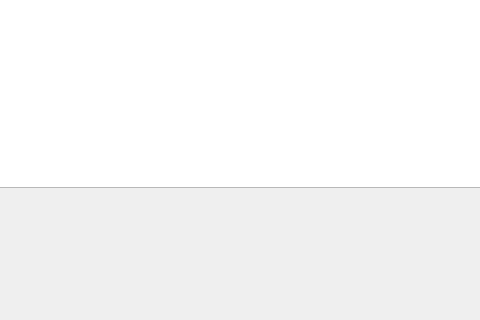
Qt form showstudents.ui (Youssef-Abo-El-Ela/LearningManagementSystem) before a commit; both pictures show x 160 to 640 and y 293 to 613 of the 902 by 613 pixel window.
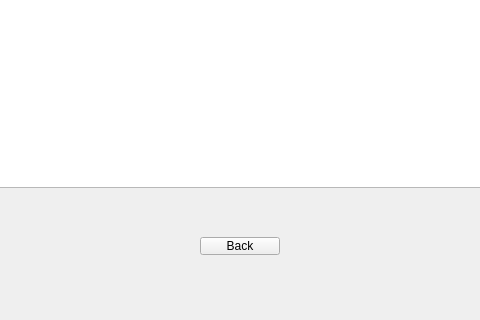
The same form after that commit.

Commit message: back_button_DONE

Patch:
```diff
--- a/showstudents.ui
+++ b/showstudents.ui
@@ -69,6 +69,19 @@
     </property>
    </column>
   </widget>
+  <widget class="QPushButton" name="pushButton_2">
+   <property name="geometry">
+    <rect>
+     <x>360</x>
+     <y>530</y>
+     <width>80</width>
+     <height>18</height>
+    </rect>
+   </property>
+   <property name="text">
+    <string>Back</string>
+   </property>
+  </widget>
  </widget>
  <resources/>
  <connections/>
```
The commit also changes 28 other files.
